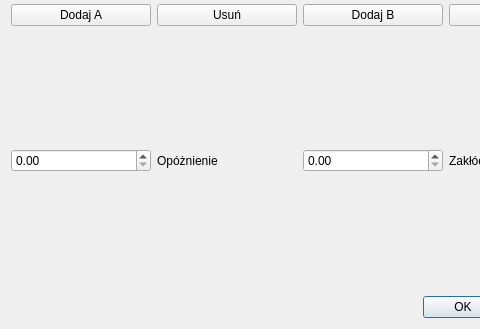
This is arx_window.ui in AdrianSzewczyk/ProjektSieci as Qt 5 draws it before an edit; both pictures show x 0 to 480 and y 271 to 600 of the 600 by 600 pixel window. The edited form follows.
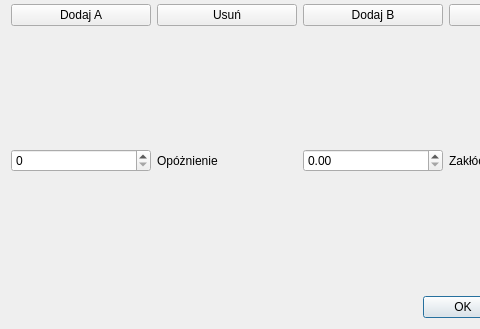
This is the edited form.

Commit message: Arx_window - Dodawanie SpinBox

The edit to the form file:
```diff
--- a/arx_window.ui
+++ b/arx_window.ui
@@ -77,7 +77,7 @@
    <item>
     <layout class="QHBoxLayout" name="horizontalLayout_4">
      <item>
-      <widget class="QDoubleSpinBox" name="doubleSpinBox_2"/>
+      <widget class="QSpinBox" name="Opoznienie_Box"/>
      </item>
      <item>
       <widget class="QLabel" name="label_4">
```
Left out of the diff: 14 changed lines with no effect on the pictures. The commit also changes 5 other files.
